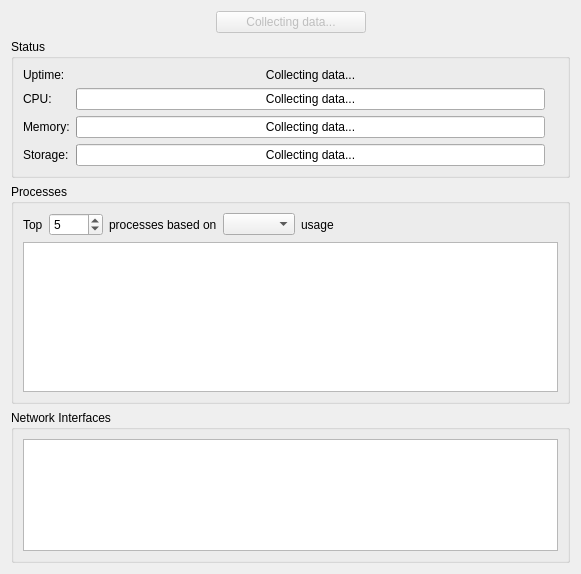
This is src/brickv/plugin_system/plugins/red/ui/red_tab_overview.ui in Tinkerforge/brickv as Qt 5 draws it before an edit. The edited form follows.
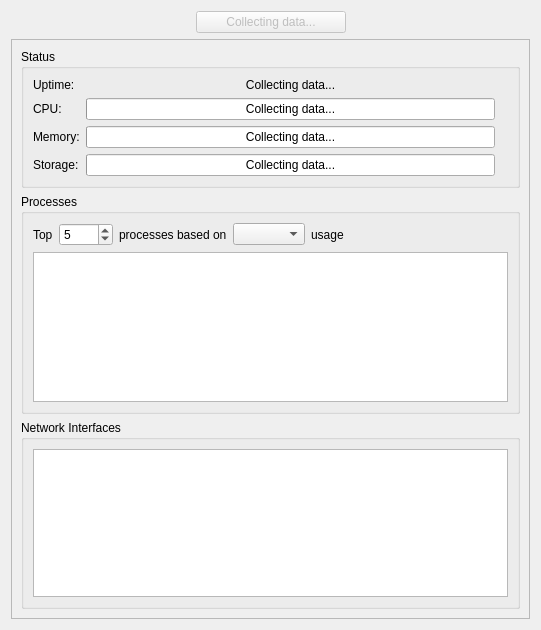
This is the edited form.

Commit message:
red-brick: Put overview tab content into a scroll area
Otherwise it's too high for Mac OS X.

What changed in the file:
```diff
--- a/src/brickv/plugin_system/plugins/red/ui/red_tab_overview.ui
+++ b/src/brickv/plugin_system/plugins/red/ui/red_tab_overview.ui
@@ -6,17 +6,87 @@
    <rect>
     <x>0</x>
     <y>0</y>
-    <width>581</width>
-    <height>574</height>
+    <width>541</width>
+    <height>630</height>
    </rect>
   </property>
   <property name="windowTitle">
    <string>REDTabOverview</string>
   </property>
+  <layout class="QVBoxLayout" name="verticalLayout_5">
+   <item>
+    <layout class="QHBoxLayout" name="horizontalLayout">
+     <item>
+      <spacer name="horizontalSpacer_2">
+       <property name="orientation">
+        <enum>Qt::Horizontal</enum>
+       </property>
+       <property name="sizeHint" stdset="0">
+        <size>
+         <width>40</width>
+         <height>20</height>
+        </size>
+       </property>
+      </spacer>
+     </item>
+     <item>
+      <widget class="QPushButton" name="button_refresh">
+       <property name="enabled">
+        <bool>false</bool>
+       </property>
+       <property name="minimumSize">
+        <size>
+         <width>150</width>
+         <height>0</height>
+        </size>
+       </property>
+       <property name="text">
+        <string>Collecting data...</string>
+       </property>
+       <property name="checkable">
+        <bool>false</bool>
+       </property>
+       <property name="checked">
+        <bool>false</bool>
+       </property>
+       <property name="flat">
+        <bool>false</bool>
+       </property>
+      </widget>
+     </item>
+     <item>
+      <spacer name="horizontalSpacer_3">
+       <property name="orientation">
+        <enum>Qt::Horizontal</enum>
+       </property>
+       <property name="sizeHint" stdset="0">
+        <size>
+         <width>40</width>
+         <height>20</height>
+        </size>
+       </property>
+      </spacer>
+     </item>
+    </layout>
+   </item>
+   <item>
+    <widget class="QScrollArea" name="scrollArea">
+     <property name="widgetResizable">
+      <bool>true</bool>
+     </property>
+     <widget class="QWidget" name="scrollAreaWidgetContents">
+      <property name="geometry">
+       <rect>
+        <x>0</x>
+        <y>0</y>
+        <width>521</width>
+        <height>575</height>
+       </rect>
+      </property>
   <layout class="QVBoxLayout" name="verticalLayout_2">
    <item>
     <layout class="QGridLayout" name="gridLayout_2">
-     <item row="2" column="0">
+         <item row="1" column="0">
       <widget class="QGroupBox" name="gbox_process">
        <property name="title">
         <string>Processes</string>
@@ -107,7 +177,7 @@
        </layout>
       </widget>
      </item>
-     <item row="3" column="0">
+         <item row="2" column="0">
       <widget class="QGroupBox" name="gbox_network">
        <property name="title">
         <string>Network Interfaces</string>
@@ -145,7 +215,7 @@
        </layout>
       </widget>
      </item>
-     <item row="1" column="0">
+         <item row="0" column="0">
       <widget class="QGroupBox" name="gbox_status">
        <property name="title">
         <string>Status</string>
@@ -256,62 +326,11 @@
        </layout>
       </widget>
      </item>
-     <item row="0" column="0">
-      <layout class="QHBoxLayout" name="horizontalLayout">
-       <item>
-        <spacer name="horizontalSpacer_2">
-         <property name="orientation">
-          <enum>Qt::Horizontal</enum>
-         </property>
-         <property name="sizeHint" stdset="0">
-          <size>
-           <width>40</width>
-           <height>20</height>
-          </size>
-         </property>
-        </spacer>
-       </item>
-       <item>
-        <widget class="QPushButton" name="button_refresh">
-         <property name="enabled">
-          <bool>false</bool>
-         </property>
-         <property name="minimumSize">
-          <size>
-           <width>150</width>
-           <height>0</height>
-          </size>
-         </property>
-         <property name="text">
-          <string>Collecting data...</string>
-         </property>
-         <property name="checkable">
-          <bool>false</bool>
-         </property>
-         <property name="checked">
-          <bool>false</bool>
-         </property>
-         <property name="flat">
-          <bool>false</bool>
-         </property>
-        </widget>
-       </item>
-       <item>
-        <spacer name="horizontalSpacer_3">
-         <property name="orientation">
-          <enum>Qt::Horizontal</enum>
-         </property>
-         <property name="sizeHint" stdset="0">
-          <size>
-           <width>40</width>
-           <height>20</height>
-          </size>
-         </property>
-        </spacer>
-       </item>
       </layout>
      </item>
     </layout>
+     </widget>
+    </widget>
    </item>
   </layout>
  </widget>
```
Left out of the diff: 1 changed line with no effect on the pictures. Lines whose indentation alone changed are shown as unchanged.
